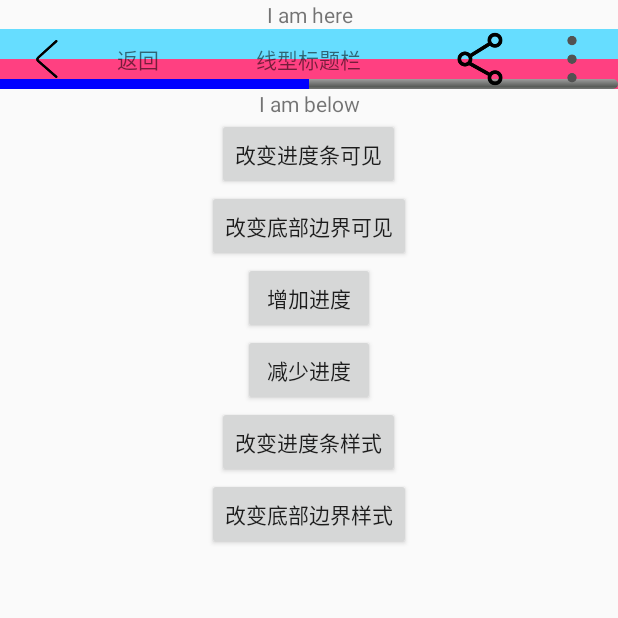
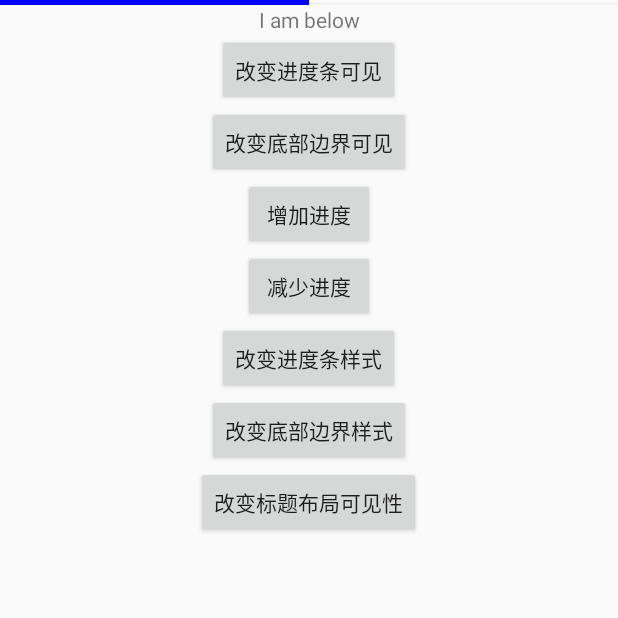
Before and after one commit to BrotooLu/android-demo, an Android app: the LineTitleActivity screen opened directly, with no data from a screen before it, on a phone screen of 412 x 824 dp, the top half of it. Run offline under Robolectric (Android 15) with nearby library versions, the phone set to English and light mode, and no system bars.

Commit message:
加上布局可见性

```diff
--- a/b2lib/src/main/java/com/bro2/ui/LineTitleLayout.java
+++ b/b2lib/src/main/java/com/bro2/ui/LineTitleLayout.java
@@ -10,21 +10,22 @@ import android.os.Build;
 import android.util.AttributeSet;
 import android.view.View;
 import android.view.ViewGroup;
-import android.view.ViewParent;
 
 import com.bro2.b2lib.R;
+import com.bro2.util.DimensionUtil;
 
 /**
  * Created by Brotoo on 2018/6/21
  */
 public class LineTitleLayout extends ViewGroup {
     private Drawable borderDrawable;
-    private int borderHeight;
-    private boolean borderVisible;
+    private int borderHeight = getDefaultBorderHeight();
+    private boolean borderVisible = true;
     private Drawable progressDrawable;
-    private int progressHeight;
-    private boolean progressVisible;
+    private int progressHeight = getDefaultProgressHeight();
+    private boolean progressVisible = true;
     private int progress;
+    private boolean layoutVisible = true;
 
     public LineTitleLayout(Context context) {
         this(context, null);
@@ -49,28 +50,34 @@ public class LineTitleLayout extends ViewGroup {
     private void saveAttributes(Context context, AttributeSet attrs, int defStyleAttr, int defStyleRes) {
         TypedArray a = context.obtainStyledAttributes(attrs, R.styleable.LineTitleLayout, defStyleAttr, defStyleRes);
         if (a == null) {
-            borderDrawable = null;
-            borderHeight = getDefaultBorderHeight();
-            borderVisible = true;
-            progressDrawable = null;
-            progressHeight = getDefaultProgressHeight();
-            progressVisible = true;
-            progress = 0;
             return;
         }
 
         try {
-            borderDrawable = a.getDrawable(R.styleable.LineTitleLayout_borderDrawable);
-            borderHeight = a.getDimensionPixelSize(R.styleable.LineTitleLayout_borderHeight, getDefaultBorderHeight());
-            borderVisible = a.getBoolean(R.styleable.LineTitleLayout_borderVisible, true);
-            progressDrawable = a.getDrawable(R.styleable.LineTitleLayout_progressDrawable);
-            progressHeight = a.getDimensionPixelSize(R.styleable.LineTitleLayout_progressHeight, getDefaultProgressHeight());
-            progressVisible = a.getBoolean(R.styleable.LineTitleLayout_progressVisible, true);
-            progress = a.getInt(R.styleable.LineTitleLayout_progress, 0);
-            if (progress < 0) {
-                progress = 0;
-            } else if (progress > 100) {
-                progress = 100;
+            for (int i = 0, n = a.getIndexCount(); i < n; ++i) {
+                final int attr = a.getIndex(i);
+                if (attr == R.styleable.LineTitleLayout_layoutVisible) {
+                    layoutVisible = a.getBoolean(attr, true);
+                } else if (attr == R.styleable.LineTitleLayout_borderDrawable) {
+                    borderDrawable = a.getDrawable(attr);
+                } else if (attr == R.styleable.LineTitleLayout_borderHeight) {
+                    borderHeight = a.getDimensionPixelSize(attr, getDefaultBorderHeight());
+                } else if (attr == R.styleable.LineTitleLayout_borderVisible) {
+                    borderVisible = a.getBoolean(attr, true);
+                } else if (attr == R.styleable.LineTitleLayout_progressDrawable) {
+                    progressDrawable = a.getDrawable(attr);
+                } else if (attr == R.styleable.LineTitleLayout_progressHeight) {
+                    progressHeight = a.getDimensionPixelSize(attr, getDefaultProgressHeight());
+                } else if (attr == R.styleable.LineTitleLayout_progressVisible) {
+                    progressVisible = a.getBoolean(attr, true);
+                } else if (attr == R.styleable.LineTitleLayout_progress) {
+                    progress = a.getInt(attr, 0);
+                    if (progress < 0) {
+                        progress = 0;
+                    } else if (progress > 100) {
+                        progress = 100;
+                    }
+                }
             }
         } finally {
             a.recycle();
@@ -84,8 +91,26 @@ public class LineTitleLayout extends ViewGroup {
         final int widthMode = MeasureSpec.getMode(widthMeasureSpec);
         final int heightSize = MeasureSpec.getSize(heightMeasureSpec);
         final int heightMode = MeasureSpec.getMode(heightMeasureSpec);
+
+        if (!layoutVisible) {
+            int height = 0;
+            if (borderVisible) {
+                height = Math.max(height, borderHeight);
+            }
+
+            if (progressVisible) {
+                height = Math.max(height, progressHeight);
+            }
+
+            if (height > heightSize && heightMode == MeasureSpec.AT_MOST) {
+                height = heightSize;
+            }
+
+            setMeasuredDimension(widthSize, height);
+            return;
+        }
+
         final int childCount = getChildCount();
-
         for (int i = 0; i < childCount; ++i) {
             final View child = getChildAt(i);
             if (child.getVisibility() == GONE) {
@@ -96,7 +121,7 @@ public class LineTitleLayout extends ViewGroup {
             final float widthPercent = params.widthPercent;
             final int childHeightMeasureSpec = getChildMeasureSpec(heightMeasureSpec, 0, params.height);
             final int childWidthMeasureSpec;
-            if (widthPercent > 0 && widthPercent <= 1 && widthSize > 0) {
+            if (widthPercent > 0) {
                 childWidthMeasureSpec = MeasureSpec.makeMeasureSpec((int) (widthSize * widthPercent), MeasureSpec.EXACTLY);
             } else {
                 childWidthMeasureSpec = getChildMeasureSpec(widthMeasureSpec, 0, params.width);
@@ -111,7 +136,13 @@ public class LineTitleLayout extends ViewGroup {
         } else {
             width = 0;
             for (int i = 0; i < childCount; ++i) {
-                width += getChildAt(i).getMeasuredWidth();
+                final View child = getChildAt(i);
+
+                if (child.getVisibility() == GONE) {
+                    continue;
+                }
+
+                width += child.getMeasuredWidth();
             }
 
             if (width < widthSize || widthMode == MeasureSpec.AT_MOST) {
@@ -125,7 +156,13 @@ public class LineTitleLayout extends ViewGroup {
         } else {
             height = 0;
             for (int i = 0; i < childCount; ++i) {
-                height = Math.max(getChildAt(i).getMeasuredHeight(), height);
+                final View child = getChildAt(i);
+
+                if (child.getVisibility() == GONE) {
+                    continue;
+                }
+
+                height = Math.max(child.getMeasuredHeight(), height);
             }
 
             if (height > heightSize) {
@@ -138,9 +175,15 @@ public class LineTitleLayout extends ViewGroup {
 
     @Override
     protected void onLayout(boolean changed, int l, int t, int r, int b) {
+        if (!layoutVisible) {
+            return;
+        }
 
         int offMark = 0;
         boolean accOrder = true;
+
+        final int width = getMeasuredWidth();
+        final int height = getMeasuredHeight();
 
         for (int i = 0, layoutChildIndex = -1, n = getChildCount(); i < n; ++i) {
             if (accOrder) {
@@ -149,19 +192,17 @@ public class LineTitleLayout extends ViewGroup {
                 layoutChildIndex--;
             }
 
-            View child = getChildAt(layoutChildIndex);
-            if (child == null || child.getVisibility() == GONE) {
+            final View child = getChildAt(layoutChildIndex);
+            if (child.getVisibility() == GONE) {
                 continue;
             }
 
-            int width = getMeasuredWidth();
-            int height = getMeasuredHeight();
-            int childHeight = child.getMeasuredHeight();
-            int top = (height - childHeight) / 2;
-            int childWidth = child.getMeasuredWidth();
-            int bottom = (height + childHeight) / 2;
+            final int childHeight = child.getMeasuredHeight();
+            final int top = (height - childHeight) / 2;
+            final int childWidth = child.getMeasuredWidth();
+            final int bottom = (height + childHeight) / 2;
 
-            LayoutParams params = (LayoutParams) child.getLayoutParams();
+            final LayoutParams params = (LayoutParams) child.getLayoutParams();
             if (params.primary) {
                 child.layout((width - childWidth) / 2, top, (width + childWidth) / 2, bottom);
                 accOrder = false;
@@ -202,17 +243,17 @@ public class LineTitleLayout extends ViewGroup {
     }
 
     private int getDefaultBorderHeight() {
-        return 20;
+        return DimensionUtil.dp2px(getContext(), 1);
     }
 
     private int getDefaultProgressHeight() {
-        return 10;
+        return DimensionUtil.dp2px(getContext(), 3);
     }
 
     public void setProgress(int progress) {
         if (progress != this.progress && progress >= 0 && progress <= 100) {
             this.progress = progress;
-            invalidate();
+            invalidate(getProgressRect());
         }
     }
 
@@ -268,6 +309,20 @@ public class LineTitleLayout extends ViewGroup {
         }
     }
 
+    public boolean getLayoutVisible() {
+        return layoutVisible;
+    }
+
+    public void setLayoutVisible(boolean visible) {
+        if (layoutVisible != visible) {
+            layoutVisible = visible;
+            for (int i = 0, n = getChildCount(); i < n; ++i) {
+                getChildAt(i).setVisibility(visible ? VISIBLE : GONE);
+            }
+            requestLayout();
+        }
+    }
+
     @Override
     public ViewGroup.LayoutParams generateLayoutParams(AttributeSet attrs) {
         return new LayoutParams(getContext(), attrs);
@@ -284,10 +339,10 @@ public class LineTitleLayout extends ViewGroup {
     }
 
     public static class LayoutParams extends ViewGroup.LayoutParams {
-        String element;
-        String action;
-        boolean primary;
-        float widthPercent;
+        public String element;
+        public String action;
+        public boolean primary;
+        public float widthPercent;
 
         public LayoutParams(Context c, AttributeSet attrs) {
             super(c, attrs);
@@ -299,6 +354,12 @@ public class LineTitleLayout extends ViewGroup {
                     action = a.getString(R.styleable.LineTitleLayout_Layout_action);
                     primary = a.getBoolean(R.styleable.LineTitleLayout_Layout_primary, false);
                     widthPercent = a.getFloat(R.styleable.LineTitleLayout_Layout_widthPercent, 0);
+
+                    if (widthPercent < 0) {
+                        widthPercent = 0;
+                    } else if (widthPercent > 1) {
+                        widthPercent = 1;
+                    }
                 } finally {
                     a.recycle();
                 }
--- /dev/null
+++ b/b2lib/src/main/java/com/bro2/util/DimensionUtil.java
@@ -0,0 +1,19 @@
+package com.bro2.util;
+
+import android.content.Context;
+import android.util.TypedValue;
+
+/**
+ * Created by Brotoo on 2018/6/25
+ */
+public final class DimensionUtil {
+
+    public static int dp2px(Context ctx, int dp) {
+        return (int) TypedValue.applyDimension(TypedValue.COMPLEX_UNIT_DIP, dp, ctx.getResources().getDisplayMetrics());
+    }
+
+    public static int sp2px(Context ctx, int sp) {
+        return (int) TypedValue.applyDimension(TypedValue.COMPLEX_UNIT_SP, sp, ctx.getResources().getDisplayMetrics());
+    }
+
+}
--- a/b2lib/src/main/res/values/attrs.xml
+++ b/b2lib/src/main/res/values/attrs.xml
@@ -9,6 +9,7 @@
         <attr name="progressHeight" format="dimension" />
         <attr name="progress" format="integer" />
         <attr name="progressVisible" format="boolean" />
+        <attr name="layoutVisible" format="boolean" />
     </declare-styleable>
 
     <declare-styleable name="LineTitleLayout_Layout">
--- a/demo/src/main/res/drawable/progress_horizontal_drawable.xml
+++ b/demo/src/main/res/drawable/progress_horizontal_drawable.xml
@@ -1,38 +1,50 @@
 <?xml version="1.0" encoding="utf-8"?>
-<layer-list xmlns:android="http://schemas.android.com/apk/res/android">
+<layer-list xmlns:android="http://schemas.android.com/apk/res/android" >
+
     <item android:id="@android:id/background">
         <shape>
-            <corners android:radius="25dip"/>
-            <gradient
-                android:angle="270"
-                android:centerColor="#ff5a5d5a"
-                android:centerY="0.75"
-                android:endColor="#ff747674"
-                android:startColor="#ff9d9e9d"/>
+            <!--<corners android:radius="5dip" />-->
+
+            <background android:color="#88000000" >
+            </background>
         </shape>
     </item>
-
     <item android:id="@android:id/secondaryProgress">
         <clip>
             <shape>
-                <corners android:radius="5dip"/>
+                <!--<corners android:radius="5.0dip" >-->
+                <!--</corners>-->
+
                 <gradient
-                    android:angle="0"
-                    android:endColor="#a0000000"
-                    android:startColor="#8000d300"/>
+                    android:angle="270.0"
+                    android:centerColor="#80FFB600"
+                    android:centerY="0.75"
+                    android:endColor="#A0FFCB00"
+                    android:startColor="#80FFD300" >
+                </gradient>
+
+                <stroke
+                    android:width="1.0dip"
+                    android:color="#FF747474" >
+                </stroke>
+            </shape>
+        </clip>
+    </item>
+    <item android:id="@android:id/progress">
+        <clip>
+            <shape>
+                <!--<corners android:radius="5.0dip" >-->
+                <!--</corners>-->
+
+                <gradient
+                    android:angle="270.0"
+                    android:centerColor="#FF5ABF29"
+                    android:centerY="0.75"
+                    android:endColor="#FF3B8021"
+                    android:startColor="#FF6ED131" >
+                </gradient>
             </shape>
         </clip>
     </item>
 
-    <item android:id="@android:id/progress">
-        <clip>
-            <shape>
-                <corners android:radius="5dip"/>
-                <gradient
-                    android:angle="0"
-                    android:endColor="#ffff4b00"
-                    android:startColor="#ffffd300"/>
-            </shape>
-        </clip>
-    </item>
 </layer-list>
--- a/demo/src/main/res/layout/activity_line_title.xml
+++ b/demo/src/main/res/layout/activity_line_title.xml
@@ -7,30 +7,24 @@
     android:orientation="vertical"
     tools:context="com.bro2.demo.entry.DgActivity">
 
-    <TextView
-        android:layout_width="match_parent"
-        android:layout_height="wrap_content"
-        android:gravity="center"
-        android:text="I am here"
-        android:textAlignment="center" />
-
     <com.bro2.ui.LineTitleLayout
         android:id="@+id/ltl_title"
         android:layout_width="wrap_content"
-        android:layout_height="wrap_content"
-        android:background="#6df"
-        app:borderDrawable="@color/colorAccent"
-        app:borderHeight="20dp"
+        android:layout_height="48dp"
+        app:borderDrawable="@drawable/shadow"
+        app:borderHeight="1dp"
+        app:layoutVisible="false"
         app:progress="50"
-        app:progressDrawable="@drawable/progress_horizontal_drawable">
+        app:progressDrawable="@drawable/progress_horizontal_drawable"
+        app:progressHeight="3dp">
 
         <ImageView
-            android:layout_width="40dp"
-            android:layout_height="40dp"
+            android:layout_width="wrap_content"
+            android:layout_height="wrap_content"
             android:src="@drawable/back"
             app:action="back"
             app:element="backIcon"
-            app:widthPercent="0.15" />
+            app:widthPercent="0.1" />
 
         <TextView
             android:layout_width="wrap_content"
@@ -39,7 +33,7 @@
             android:text="返回"
             app:action="back"
             app:element="backTxt"
-            app:widthPercent="0.15" />
+            app:widthPercent="0.1" />
 
         <TextView
             android:layout_width="wrap_content"
@@ -51,16 +45,16 @@
 
 
         <ImageView
-            android:layout_width="40dp"
-            android:layout_height="40dp"
+            android:layout_width="wrap_content"
+            android:layout_height="wrap_content"
             android:src="@drawable/share"
             app:action="share"
             app:element="share"
             app:widthPercent="0.15" />
 
         <ImageView
-            android:layout_width="10dp"
-            android:layout_height="40dp"
+            android:layout_width="wrap_content"
+            android:layout_height="wrap_content"
             android:src="@drawable/more"
             app:action="more"
             app:element="more"
@@ -123,5 +117,13 @@
         android:onClick="debug"
         android:text="改变底部边界样式" />
 
+    <Button
+        android:id="@+id/bt_title_layout_visible"
+        android:layout_width="wrap_content"
+        android:layout_height="wrap_content"
+        android:layout_gravity="center"
+        android:onClick="debug"
+        android:text="改变标题布局可见性" />
+
 
 </LinearLayout>
```
Also changed, not shown: demo/src/main/java/com/bro2/demo/entry/LineTitleActivity.java (+6 -3 lines), demo/src/main/res/drawable-xhdpi/shadow.png (added).
